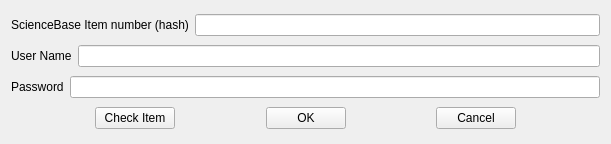
Above: pymdwizard/gui/ui_files/sb_locator.ui from DOI-USGS/fort-pymdwizard before the change. Below: the same form after it.
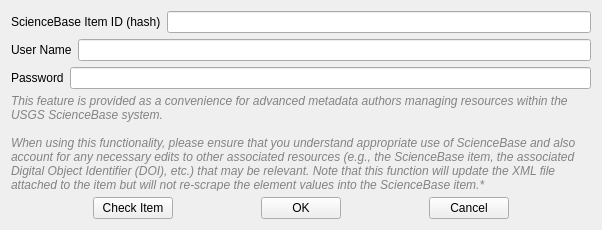
That is the form after the change.

Commit message: Update the sb file locator functionality to only work on SB Items with only one fgdc item.

```diff
--- a/pymdwizard/gui/ui_files/sb_locator.ui
+++ b/pymdwizard/gui/ui_files/sb_locator.ui
@@ -6,8 +6,8 @@
    <rect>
     <x>0</x>
     <y>0</y>
-    <width>611</width>
-    <height>144</height>
+    <width>602</width>
+    <height>230</height>
    </rect>
   </property>
   <property name="windowTitle">
@@ -19,7 +19,7 @@
      <item>
       <widget class="QLabel" name="label">
        <property name="text">
-        <string>ScienceBase Item number (hash)</string>
+        <string>ScienceBase Item ID (hash)</string>
        </property>
       </widget>
      </item>
@@ -63,6 +63,23 @@
      </item>
     </layout>
    </item>
+   <item>
+    <widget class="QLabel" name="label_4">
+     <property name="styleSheet">
+      <string notr="true">font: italic;
+color: rgb(131, 131, 131);</string>
+     </property>
+     <property name="text">
+      <string>This feature is provided as a convenience for advanced metadata authors managing resources within the USGS ScienceBase system.
+
+When using this functionality, please ensure that you understand appropriate use of ScienceBase and also account for any necessary edits to other associated resources (e.g., the ScienceBase item, the associated Digital Object Identifier (DOI), etc.) that may be relevant. Note that this function will update the XML file attached to the item but will not re-scrape the element values into the ScienceBase item.*
+</string>
+     </property>
+     <property name="wordWrap">
+      <bool>true</bool>
+     </property>
+    </widget>
+   </item>
    <item>
     <layout class="QHBoxLayout" name="horizontalLayout">
      <item>
```
The commit also changes 2 other files.
